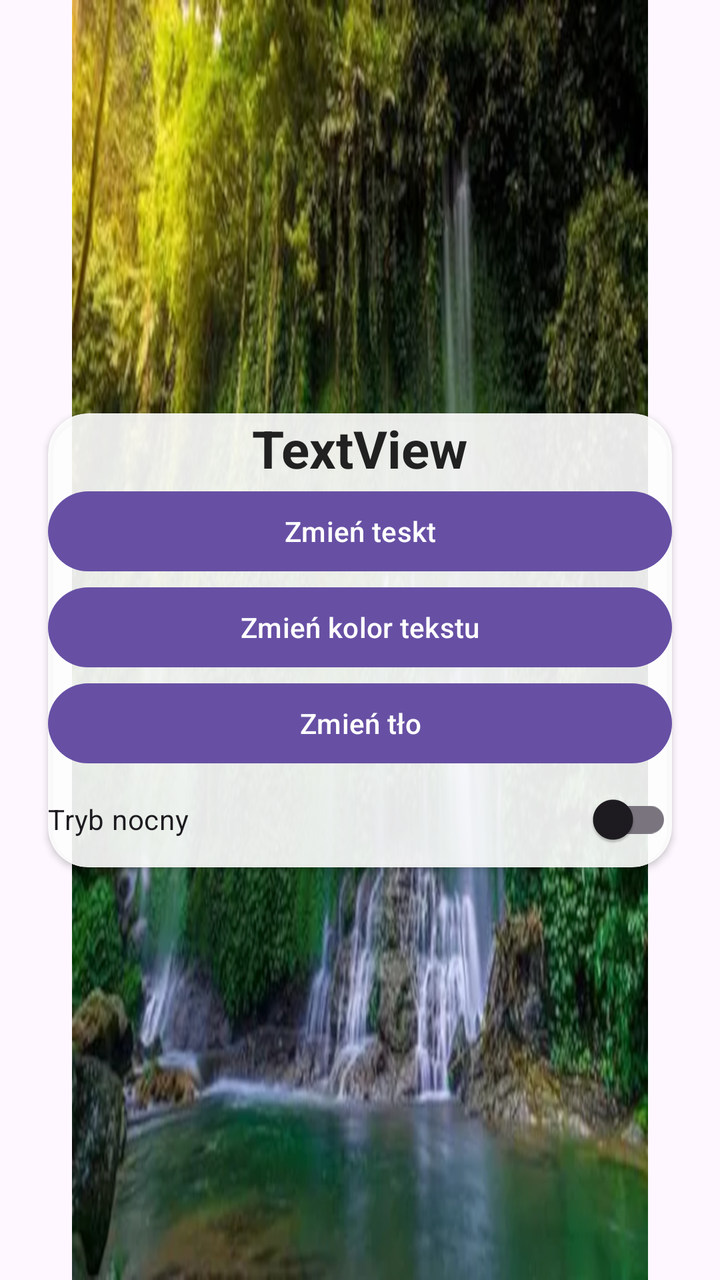
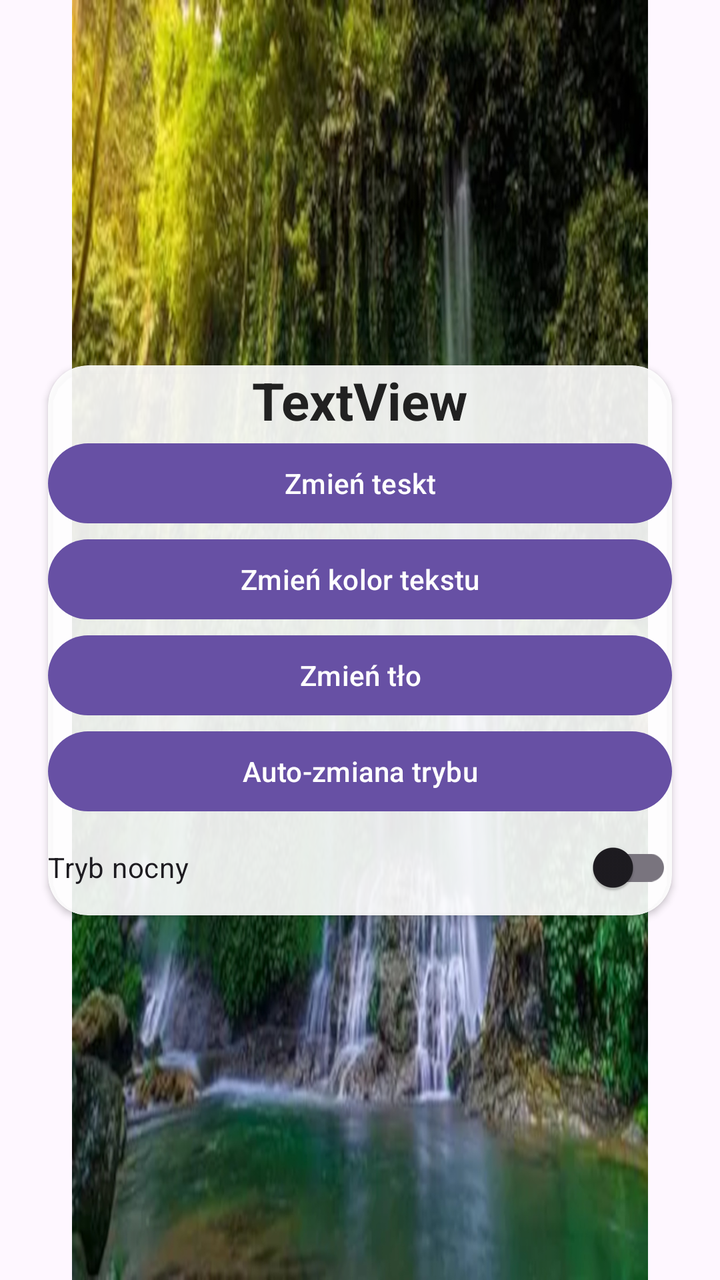

Before-and-after screenshots of an Android layout around one commit, followed by the original layout XML and the change that was made.
<!-- AndroidManifest.xml: application theme Theme.ZmieniaczTla -->
<!-- res/layout/activity_main.xml -->
<?xml version="1.0" encoding="utf-8"?>
<androidx.constraintlayout.widget.ConstraintLayout xmlns:android="http://schemas.android.com/apk/res/android"
    xmlns:app="http://schemas.android.com/apk/res-auto"
    xmlns:tools="http://schemas.android.com/tools"
    android:id="@+id/main"
    android:layout_width="match_parent"
    android:layout_height="match_parent"
    tools:context=".MainActivity"
    tools:visibility="visible">


    <androidx.cardview.widget.CardView
        android:layout_width="match_parent"
        android:layout_height="wrap_content"
        android:layout_gravity="center"
        android:layout_margin="24dp"
        app:cardCornerRadius="20dp"
        android:backgroundTint="@color/card_bg"
        app:layout_constraintBottom_toBottomOf="parent"
        app:layout_constraintEnd_toEndOf="parent"
        app:layout_constraintStart_toStartOf="parent"
        app:layout_constraintTop_toTopOf="parent" >

        <LinearLayout
            android:layout_width="match_parent"
            android:layout_height="match_parent"
            android:gravity="center"
            android:orientation="vertical">

        <TextView
            android:id="@+id/tvText"
            android:layout_width="wrap_content"
            android:layout_height="wrap_content"
            android:layout_gravity="center"
            android:textSize="26sp"
            android:textColor="@color/text_color"
            android:textStyle="bold"
            android:text="TextView" />


            <Button
                android:id="@+id/btnChangeText"
                android:layout_width="match_parent"
                android:layout_height="wrap_content"
                android:text="Zmień teskt"
                android:layout_weight="1"/>

            <Button
                android:id="@+id/btnChangeColor"
                android:layout_width="match_parent"
                android:layout_height="wrap_content"
                android:text="Zmień kolor tekstu"
                android:layout_weight="1"/>

            <Button
                android:id="@+id/btnChangeBg"
                android:layout_width="match_parent"
                android:layout_height="wrap_content"
                android:text="Zmień tło"
                android:layout_weight="1"/>

            <androidx.appcompat.widget.SwitchCompat
                android:id="@+id/switchNight"
                android:layout_width="match_parent"
                android:layout_height="wrap_content"
                android:layout_gravity="center"
                android:text="Tryb nocny" />
        </LinearLayout>
    </androidx.cardview.widget.CardView>

    <ImageView
        android:id="@+id/bgImage"
        android:layout_width="match_parent"
        android:layout_height="match_parent"
        android:src="@drawable/tlo1" />

</androidx.constraintlayout.widget.ConstraintLayout>
<!-- resources referenced by this layout -->
<resources>
  <color name="card_bg">#E6FFFFFF</color>
  <color name="text_color">#212121</color>
  <!-- drawable tlo1: jpg bitmap (drawable, 463744 bytes) -->
  <style name="Theme.ZmieniaczTla" parent="Base.Theme.ZmieniaczTla" />
  <style name="Base.Theme.ZmieniaczTla" parent="Theme.Material3.DayNight.NoActionBar">
          
          
      </style>
</resources>

<!-- the commit's change to res/layout/activity_main.xml (unified diff, before → after) -->
@@ -59,6 +59,13 @@
                 android:text="Zmień tło"
                 android:layout_weight="1"/>
 
+            <Button
+                android:id="@+id/btnTrybAuto"
+                android:layout_width="match_parent"
+                android:layout_height="wrap_content"
+                android:text="Auto-zmiana trybu"
+                android:layout_weight="1"/>
+
             <androidx.appcompat.widget.SwitchCompat
                 android:id="@+id/switchNight"
                 android:layout_width="match_parent"
